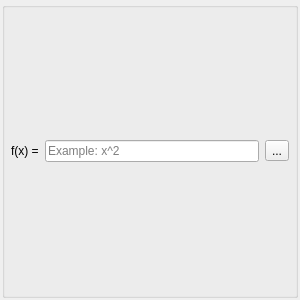
EsGeh/function-graph-explorer, file ui/functionview.ui: the form before one commit.
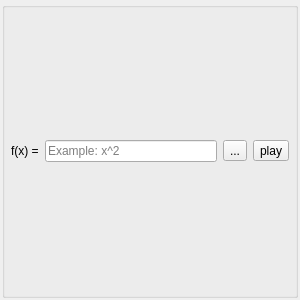
The form after the commit.

The edit to the form file:
```diff
--- a/ui/functionview.ui
+++ b/ui/functionview.ui
@@ -78,7 +78,7 @@
        <number>6</number>
       </property>
       <item>
-       <layout class="QHBoxLayout" name="horizontalLayout" stretch="0,0,0">
+       <layout class="QHBoxLayout" name="horizontalLayout" stretch="0,0,0,0">
         <item>
          <widget class="QLabel" name="formulaLabel">
           <property name="text">
@@ -100,6 +100,13 @@
           </property>
          </widget>
         </item>
+        <item>
+         <widget class="QToolButton" name="playBtn">
+          <property name="text">
+           <string>play</string>
+          </property>
+         </widget>
+        </item>
        </layout>
       </item>
      </layout>
```
